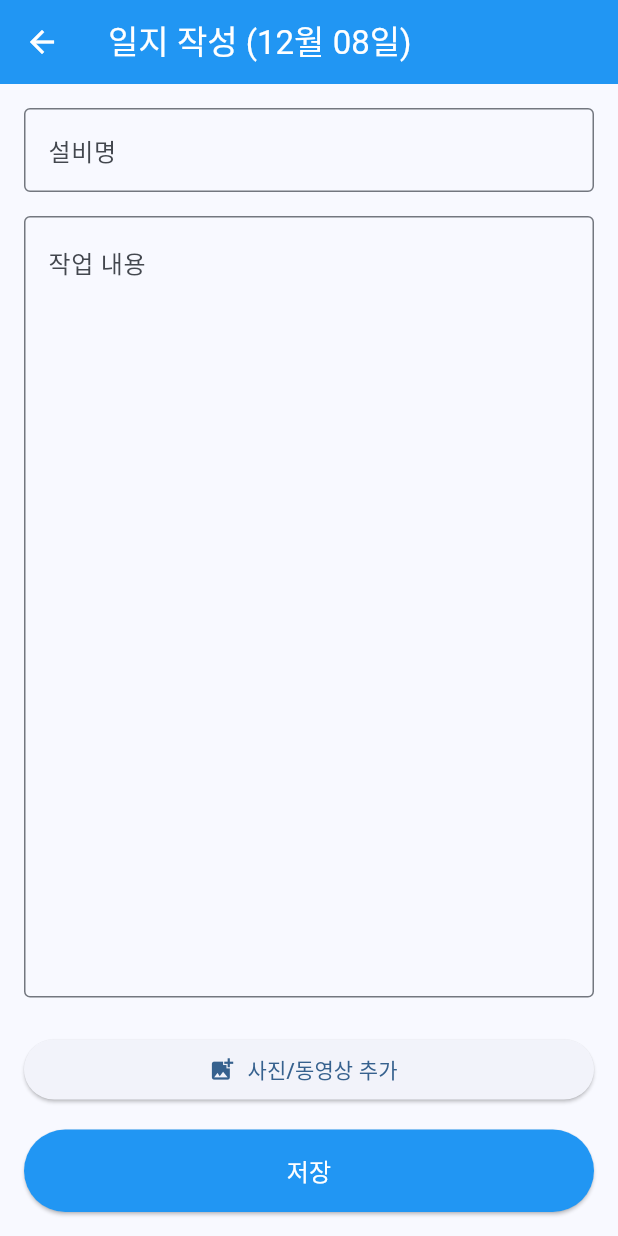
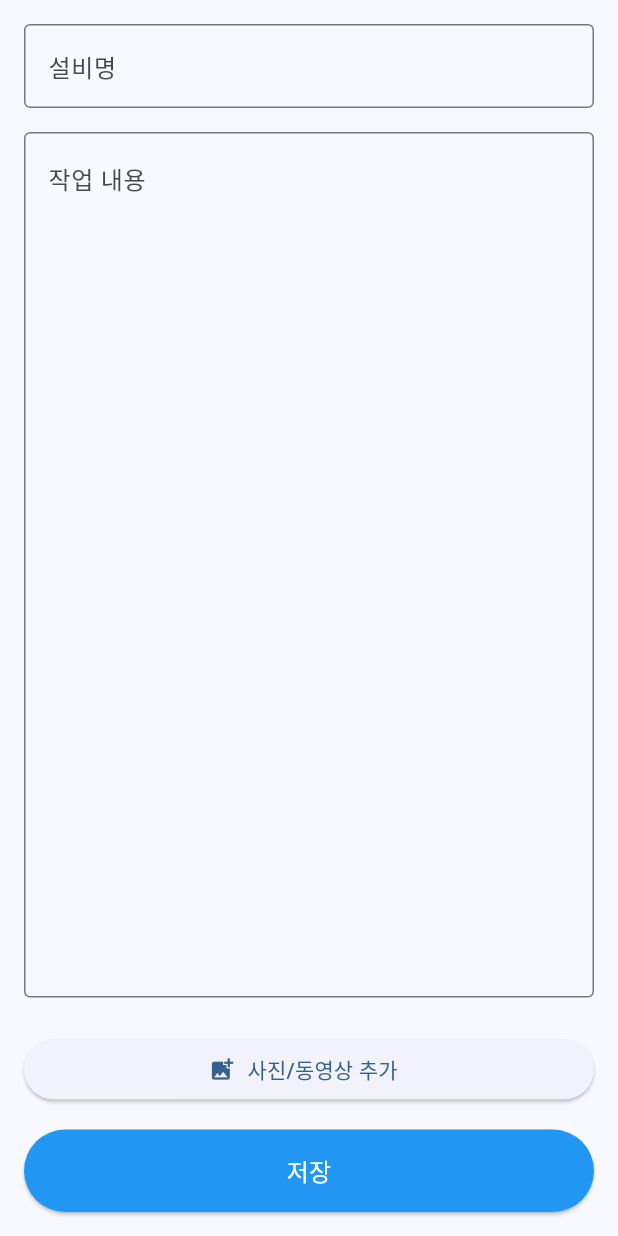
Before and after one commit to hwani1103/log_it, a Flutter app: the screen it shows once a user with an empty profile is signed in, item 2 of the bottom bar chosen, after a tap on the "edit" icon, on a phone screen of 412 x 824 dp. Run offline on Flutter 3.47's test engine with Material 3 defaults, Android fonts, the phone set to English and light mode, and no system bars; our stand-ins replace cached_network_image, cloud_firestore, firebase_auth, firebase_core, firebase_storage, flutter_cache_manager and 3 more; accounts and stored records are empty.

Commit message:
Remove AppBar and add SafeArea to date-based log creation
날짜별 조회에서 일지 작성 시:
- AppBar 제거하여 일지작성 탭과 동일한 UI 유지
- SafeArea 적용하여 저장 버튼이 홈 버튼과 겹치지 않도록 수정
- 모바일 기본 뒤로가기 버튼으로 네비게이션

```diff
--- a/lib/screens/create_log_screen.dart
+++ b/lib/screens/create_log_screen.dart
@@ -367,15 +367,12 @@ class _CreateLogScreenState extends State<CreateLogScreen> {
       ),
     );
 
-    // 날짜별 조회에서 온 경우 Scaffold로 감싸기
+    // 날짜별 조회에서 온 경우 Scaffold로 감싸기 (SafeArea 적용)
     if (widget.selectedDate != null) {
       return Scaffold(
-        appBar: AppBar(
-          title: Text('일지 작성 (${DateFormat('MM월 dd일').format(widget.selectedDate!)})'),
-          backgroundColor: Colors.blue,
-          foregroundColor: Colors.white,
+        body: SafeArea(
+          child: content,
         ),
-        body: content,
       );
     }
 
```
